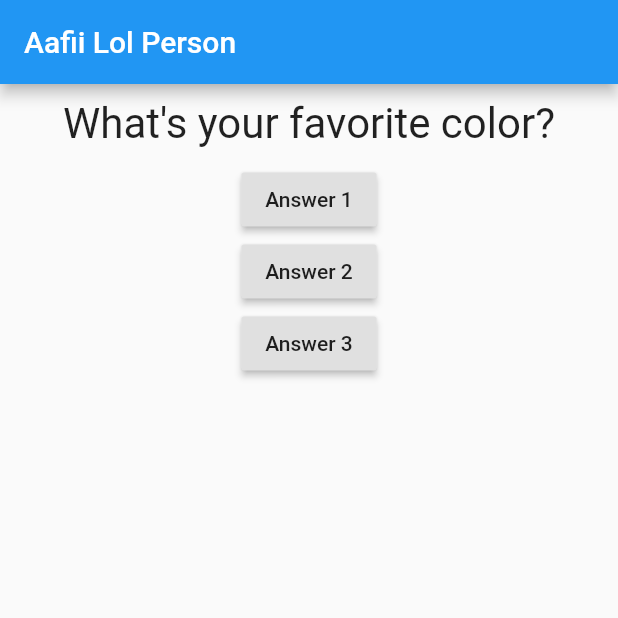
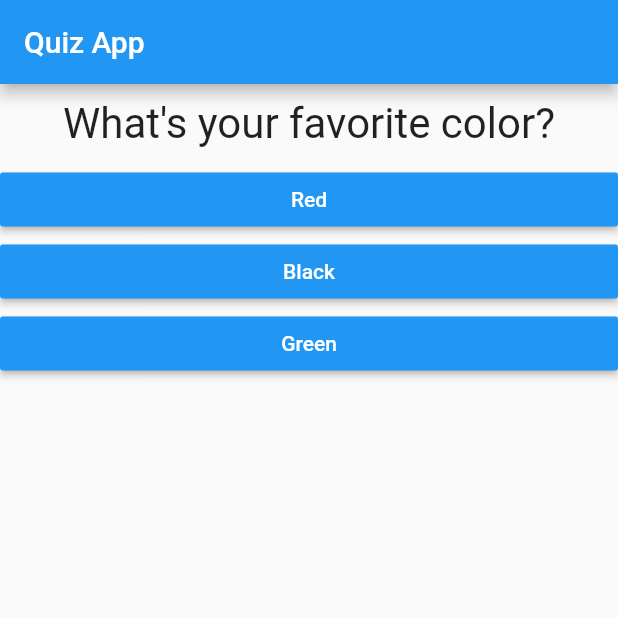
Before and after one commit to gigaByte404/Flutter, a Flutter app: the screen it shows after launch, on a phone screen of 412 x 824 dp, the top half of it. Run offline on Flutter 3.47's test engine with Material 2 defaults, Android fonts, the phone set to English and light mode, and no system bars.

Commit message:
Splited widgets

```diff
--- /dev/null
+++ b/flutter_complete_guide/lib/answer.dart
@@ -0,0 +1,22 @@
+import 'package:flutter/material.dart';
+
+class Answer extends StatelessWidget {
+  final Function selectHandler;
+  final String answerText;
+
+  Answer(this.selectHandler, this.answerText);
+
+  @override
+  Widget build(BuildContext context) {
+    // TODO: implement build
+    return Container(
+      width: double.infinity,
+      child: RaisedButton(
+        color: Colors.blue,
+        textColor: Colors.white,
+        child: Text(answerText),
+        onPressed: selectHandler,
+      ),
+    );
+  }
+}
--- a/flutter_complete_guide/lib/main.dart
+++ b/flutter_complete_guide/lib/main.dart
@@ -1,5 +1,6 @@
 import 'package:flutter/material.dart';
-import './question.dart';
+import './quiz.dart';
+import 'result.dart';
 
 void main() => runApp(MyApp());
 
@@ -13,43 +14,48 @@ class MyApp extends StatefulWidget {
 
 class _MyAppState extends State<MyApp> {
   var _questionIndex = 0;
+  final _questions = const [
+    {
+      'questionText': 'What\'s your favorite color?',
+      'answers': ['Red', 'Black', 'Green'],
+    },
+    {
+      'questionText': 'What\'s your favorite animal?',
+      'answers': ['Cat', 'Lion', 'Elephant'],
+    },
+    {
+      'questionText': 'Who\'s your favorite instructor?',
+      'answers': ['A', 'B', 'C'],
+    },
+  ];
 
   void _answerQuestion() {
+    // var aBool = true;
+    // aBool = false;
     setState(() {
       _questionIndex = _questionIndex + 1;
     });
     print(_questionIndex);
+    if (_questionIndex < _questions.length) {
+      print('we have more question!');
+    } else {
+      print('No more question!');
+    }
   }
 
   @override
   Widget build(BuildContext context) {
-    var questions = [
-      'What\'s your favorite color?',
-      'What\'s your favorite animal?'
-    ];
     return MaterialApp(
       home: Scaffold(
         appBar: AppBar(
-          title: Text("Aafii Lol Person"),
+          title: Text("Quiz App"),
         ),
-        body: Column(
-          children: [
-            Question(questions[_questionIndex]),
-            RaisedButton(
-              child: Text('Answer 1'),
-              onPressed: _answerQuestion, //single code line
-            ),
-            // Text(questions[questionIndex]),
-            RaisedButton(
-              child: Text('Answer 2'),
-              onPressed: _answerQuestion,
-            ),
-            RaisedButton(
-              child: Text('Answer 3'),
-              onPressed: _answerQuestion,
-            ),
-          ],
-        ),
+        body: _questionIndex < _questions.length
+            ? Quiz(
+                questions: _questions,
+                answerQuestion: _answerQuestion,
+                questionIndex: _questionIndex)
+            : Result(),
       ),
     );
   }
--- /dev/null
+++ b/flutter_complete_guide/lib/quiz.dart
@@ -0,0 +1,26 @@
+import 'package:flutter/material.dart';
+import './question.dart';
+import './answer.dart';
+
+class Quiz extends StatelessWidget {
+  final List<Map<String, Object>> questions;
+  final int questionIndex;
+  final Function answerQuestion;
+  Quiz(
+      {@required this.questions,
+      @required this.answerQuestion,
+      @required this.questionIndex});
+  @override
+  Widget build(BuildContext context) {
+    return Column(
+      children: [
+        Question(
+          questions[questionIndex]['questionText'],
+        ),
+        ...(questions[questionIndex]['answers'] as List<String>).map((answer) {
+          return Answer(answerQuestion, answer);
+        }).toList(),
+      ],
+    );
+  }
+}
--- /dev/null
+++ b/flutter_complete_guide/lib/result.dart
@@ -0,0 +1,10 @@
+import 'package:flutter/cupertino.dart';
+
+class Result extends StatelessWidget {
+  @override
+  Widget build(BuildContext context) {
+    return Center(
+      child: Text('You did it!'),
+    );
+  }
+}
--- a/flutter_complete_guide/pubspec.yaml
+++ b/flutter_complete_guide/pubspec.yaml
@@ -14,7 +14,7 @@ description: A new Flutter project.
 version: 1.0.0+1
 
 environment:
-  sdk: ">=2.1.0 <3.0.0"
+  sdk: ">=2.2.2 <3.0.0"
 
 dependencies:
   flutter:
```
